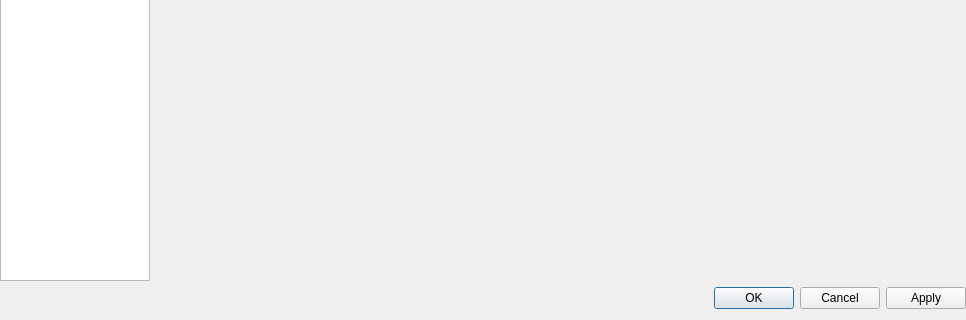
Above: src/ui/annotations/qgsannotationlayerpropertiesbase.ui from qgis/QGIS before the change; both pictures show x 0 to 966 and y 371 to 691 of the 966 by 691 pixel window. Below: the same form after it.
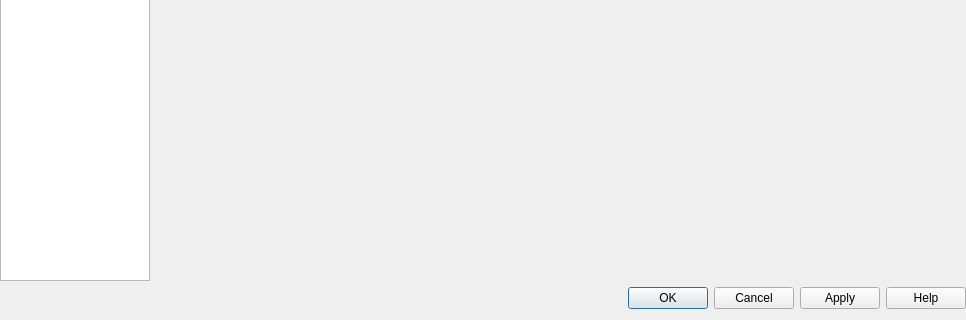
That is the form after the change. Icons and pictures are not drawn. Custom widgets are drawn as their Qt base class.

Commit message: Add help buttons to the annotations layer properties dialog

Diff of the .ui file:
```diff
--- a/src/ui/annotations/qgsannotationlayerpropertiesbase.ui
+++ b/src/ui/annotations/qgsannotationlayerpropertiesbase.ui
@@ -503,7 +503,7 @@
          <enum>Qt::Horizontal</enum>
         </property>
         <property name="standardButtons">
-         <set>QDialogButtonBox::Apply|QDialogButtonBox::Cancel|QDialogButtonBox::Ok</set>
+         <set>QDialogButtonBox::StandardButton::Apply|QDialogButtonBox::StandardButton::Cancel|QDialogButtonBox::StandardButton::Help|QDialogButtonBox::StandardButton::Ok</set>
         </property>
        </widget>
       </item>
```
The commit also changes 1 other file.
